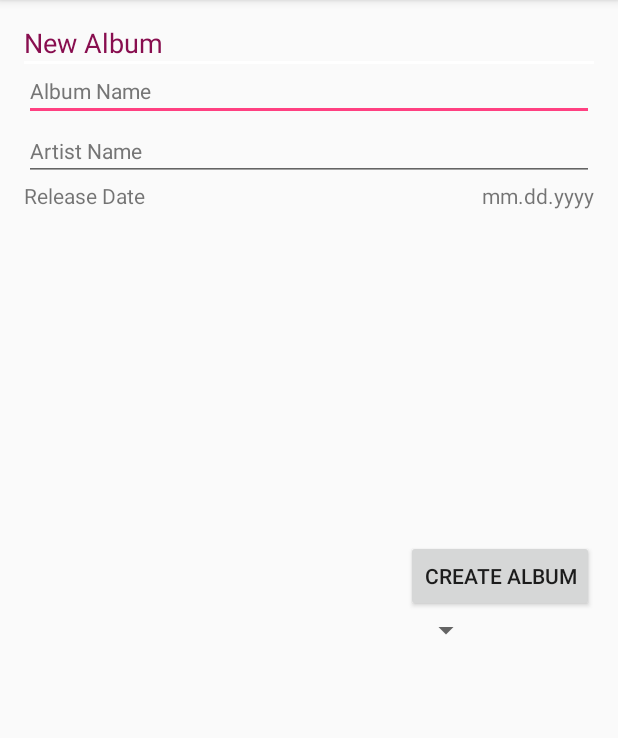
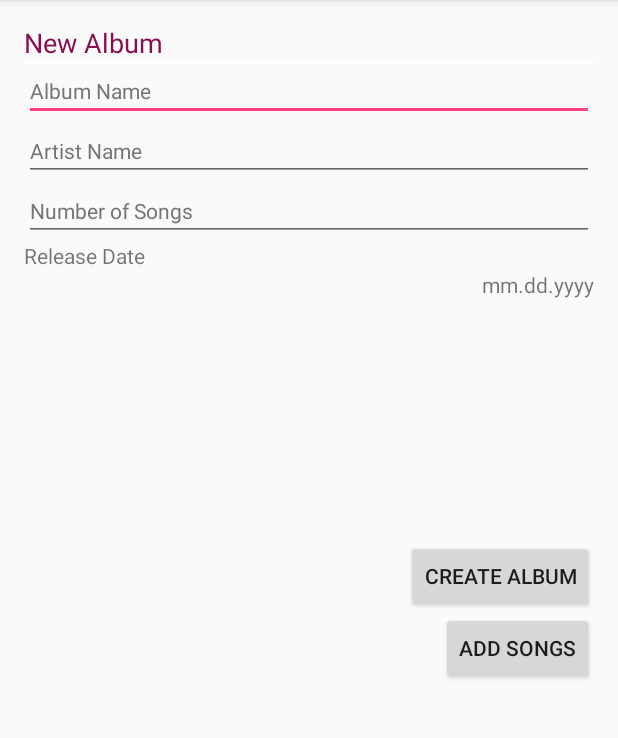
Before and after one commit to ecepidik/ApolloHAS_mirrored, an Android app: the DisplayMyAlbums screen opened directly, with no data from a screen before it, on a phone screen of 412 x 824 dp, the part 84-822 px from its top. Run offline under Robolectric (Android 15) with nearby library versions, the phone set to English and light mode, and no system bars; libraries missing offline, so code that uses them is left out: ca.mcgill.ecse321.

Commit message:
Update: createSong, createAlbum, displaySong(not done)

```diff
--- a/mobile-workspace/app/src/main/AndroidManifest.xml
+++ b/mobile-workspace/app/src/main/AndroidManifest.xml
@@ -18,8 +18,8 @@
                 <category android:name="android.intent.category.LAUNCHER" />
             </intent-filter>
         </activity>
-        <activity android:name=".AddAlbumActivity" />
-        <activity android:name=".AddSongToAlbum" />
+        <activity android:name=".DisplayMyAlbums" />
+        <activity android:name=".CreateSong" />
         <!-- android:label="@string/title_activity_add_song_to_album" -->
         <!-- android:theme="@style/AppTheme.NoActionBar" /> -->
         <activity
@@ -29,6 +29,10 @@
         <activity
             android:name=".CreatePlaylistActivity"
             android:label="@string/title_activity_create_playlist"
+            android:theme="@style/AppTheme.NoActionBar" />
+        <activity
+            android:name=".DisplaySongs"
+            android:label="@string/title_activity_display_songs"
             android:theme="@style/AppTheme.NoActionBar"></activity>
     </application>
 
--- a/mobile-workspace/app/src/main/java/ca/mcgill/ecse321/apollohas/DatePickerFragment.java
+++ b/mobile-workspace/app/src/main/java/ca/mcgill/ecse321/apollohas/DatePickerFragment.java
@@ -5,7 +5,6 @@ import android.app.Dialog;
 import android.os.Bundle;
 import android.support.v4.app.DialogFragment;
 import android.widget.DatePicker;
-import android.widget.TextView;
 
 import java.util.Calendar;
 
@@ -31,7 +30,7 @@ public class DatePickerFragment extends DialogFragment
     }
 
     public void onDateSet(DatePicker view, int year, int month, int day) {
-        AddAlbumActivity myActivity = (AddAlbumActivity)getActivity();
+        DisplayMyAlbums myActivity = (DisplayMyAlbums)getActivity();
         myActivity.setDate(getArguments().getInt("id"), day, month, year);
     }
 }
--- a/mobile-workspace/app/src/main/java/ca/mcgill/ecse321/apollohas/MainActivity.java
+++ b/mobile-workspace/app/src/main/java/ca/mcgill/ecse321/apollohas/MainActivity.java
@@ -31,7 +31,12 @@ public class MainActivity extends AppCompatActivity {
     }
     public void goAddAlbumPage(View v) {
         Button button =(Button) v;
-        startActivity(new Intent(getApplicationContext(), AddAlbumActivity.class ));
+        startActivity(new Intent(getApplicationContext(), DisplayMyAlbums.class));
+    }
+
+    public void goCreateSongPage(View v) {
+        Button button =(Button) v;
+        startActivity(new Intent(getApplicationContext(), CreateSong.class ));
     }
 
     @Override
--- a/mobile-workspace/app/src/main/res/layout/activity_add_album.xml
+++ b/mobile-workspace/app/src/main/res/layout/activity_add_album.xml
@@ -7,7 +7,7 @@
     android:paddingLeft="@dimen/activity_horizontal_margin"
     android:paddingRight="@dimen/activity_horizontal_margin"
     android:paddingTop="@dimen/activity_vertical_margin"
-    tools:context="ca.mcgill.ecse321.apollohas.AddAlbumActivity">
+    tools:context=".DisplayMyAlbums">
 
     <TextView
         android:layout_width="wrap_content"
@@ -55,35 +55,46 @@
         android:layout_alignEnd="@+id/album_name"
         android:textColor="#FF757575" />
 
+    <EditText
+        android:layout_width="wrap_content"
+        android:layout_height="wrap_content"
+        android:id="@+id/num_songs"
+        android:text="Number of Songs"
+        android:textSize="14dp"
+        android:layout_below="@+id/artist_name"
+        android:layout_alignParentLeft="true"
+        android:layout_alignParentStart="true"
+        android:layout_alignRight="@+id/artist_name"
+        android:layout_alignEnd="@+id/artist_name"
+        android:textColor="#FF757575" />
+
     <TextView
         android:layout_width="wrap_content"
         android:layout_height="wrap_content"
         android:id="@+id/release_date"
         android:editable="false"
         android:text="Release Date"
+        android:textSize="14sp"
+        android:layout_below="@+id/num_songs"
         android:layout_alignParentLeft="true"
-        android:layout_alignParentStart="true"
-        android:layout_alignRight="@+id/textView"
-        android:layout_alignEnd="@+id/textView"
-        android:textSize="14sp"
-        android:layout_below="@+id/artist_name" />
+        android:layout_alignParentStart="true" />
 
     <TextView
         android:layout_width="wrap_content"
         android:layout_height="wrap_content"
         android:text="mm.dd.yyyy"
         android:id="@+id/set_date"
-        android:layout_alignParentRight="true"
-        android:layout_alignParentEnd="true"
         android:onClick="showDatePickerDialog"
-        android:layout_below="@+id/artist_name" />
+        android:layout_below="@+id/release_date"
+        android:layout_alignRight="@+id/createAlbum"
+        android:layout_alignEnd="@+id/createAlbum" />
 
     <Button
         android:layout_width="wrap_content"
         android:layout_height="wrap_content"
         android:text="Create Album"
         android:id="@+id/createAlbum"
-        android:onClick="addAlbum"
+        android:onClick="createAlbum"
         android:layout_centerVertical="true"
         android:layout_alignRight="@+id/artist_name"
         android:layout_alignEnd="@+id/artist_name" />
@@ -98,14 +109,25 @@
         android:layout_alignParentLeft="true"
         android:layout_alignParentStart="true" />
 
-    <Spinner
+    <FrameLayout
+        android:layout_width="match_parent"
+        android:layout_height="match_parent"
+        android:layout_above="@+id/artist_name"
+        android:layout_alignParentLeft="true"
+        android:layout_alignParentStart="true"
+        android:layout_marginLeft="464dp"
+        android:layout_marginStart="464dp"
+        android:id="@+id/frameLayout"></FrameLayout>
+
+    <Button
         android:layout_width="wrap_content"
         android:layout_height="wrap_content"
-        android:id="@+id/albumspinner"
+        android:text="Add Songs"
+        android:id="@+id/addSongsToAlbum"
         android:layout_below="@+id/createAlbum"
-        android:layout_toLeftOf="@+id/set_date"
-        android:layout_toStartOf="@+id/set_date"
-        android:spinnerMode="dropdown" />
+        android:layout_alignRight="@+id/createAlbum"
+        android:layout_alignEnd="@+id/createAlbum"
+        android:onClick="goCreateSongPage"/>
 
 
 </RelativeLayout>
--- a/mobile-workspace/app/src/main/res/layout/content_main.xml
+++ b/mobile-workspace/app/src/main/res/layout/content_main.xml
@@ -18,7 +18,8 @@
         android:layout_width="119dp"
         android:layout_height="wrap_content"
         android:text="@string/mySongs_button"
-        android:id="@+id/button" />
+        android:id="@+id/button"
+        android:onClick="goCreateSongPage"/>
 
     <Button
         android:layout_height="wrap_content"
--- a/mobile-workspace/app/src/main/res/values/strings.xml
+++ b/mobile-workspace/app/src/main/res/values/strings.xml
@@ -11,4 +11,5 @@
     <string name="title_activity_main2">Main2Activity</string>
     <string name="title_activity_view_and_add_songs">ViewAndAddSongs</string>
     <string name="title_activity_create_playlist">CreatePlaylistActivity</string>
+    <string name="title_activity_display_songs">DisplaySongs</string>
 </resources>
```
Also changed, not shown: mobile-workspace/app/src/main/java/ca/mcgill/ecse321/apollohas/AddSongToAlbum.java (deleted, +0 -113 lines), mobile-workspace/app/src/main/java/ca/mcgill/ecse321/apollohas/CreateSong.java (added, +164 -0 lines), mobile-workspace/app/src/main/java/ca/mcgill/ecse321/apollohas/DisplayMyAlbums.java (renamed from mobile-workspace/app/src/main/java/ca/mcgill/ecse321/apollohas/AddAlbumActivity.java, +62 -45 lines), mobile-workspace/app/src/main/java/ca/mcgill/ecse321/apollohas/DisplaySongs.java (added, +52 -0 lines), mobile-workspace/app/src/main/res/layout/activity_display_songs.xml (added, +34 -0 lines), mobile-workspace/app/src/main/res/layout/content_add_song_to_album.xml (+38 -26 lines), mobile-workspace/app/src/main/res/layout/content_display_songs.xml (added, +26 -0 lines).
